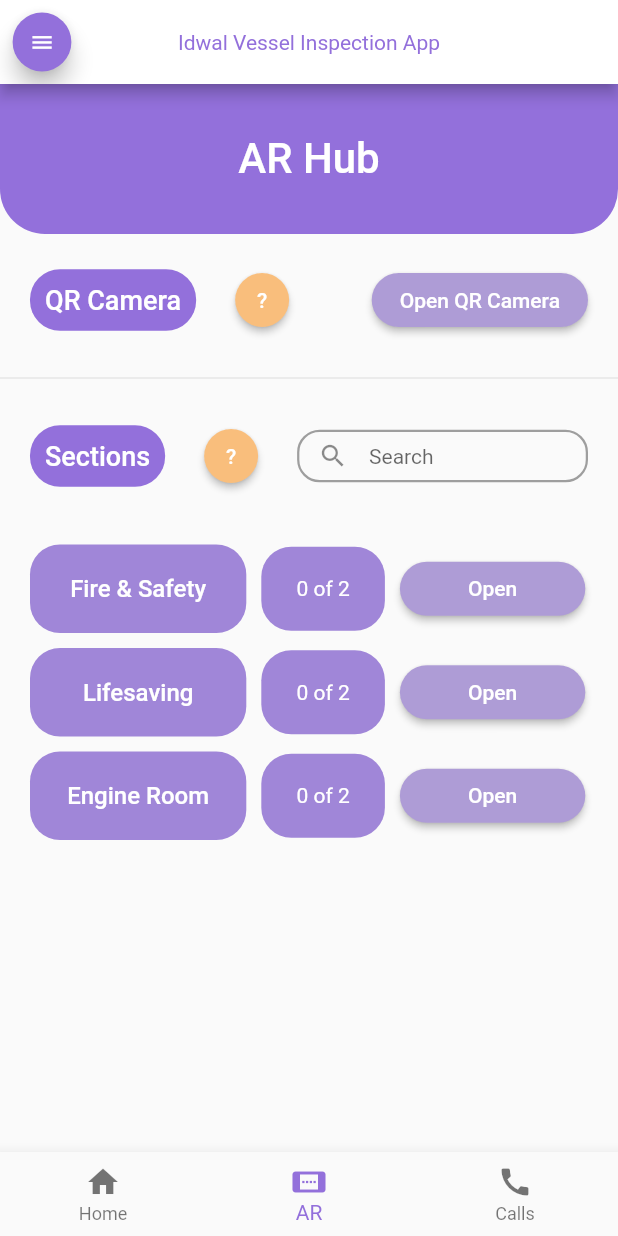
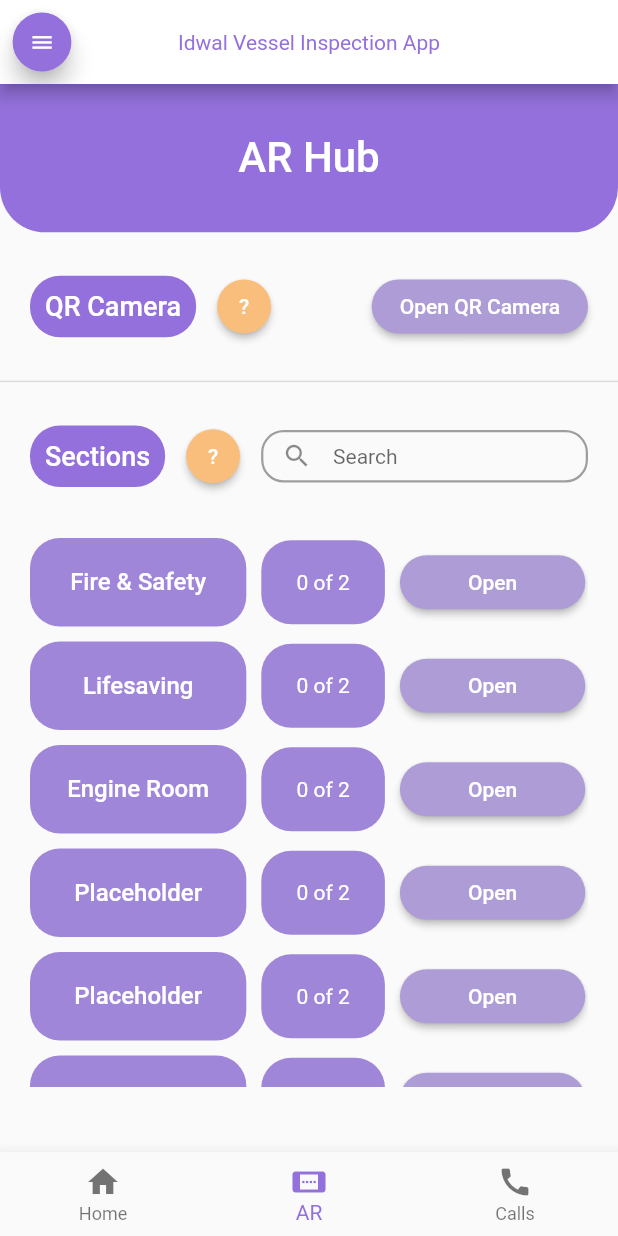
Before and after one commit to nathanbaitup/shipping-inspection-application, a Flutter app: the screen it shows after launch, item 2 of the bottom bar chosen, on a phone screen of 412 x 824 dp. Run offline on Flutter 3.47's test engine with Material 2 defaults, Android fonts, the phone set to English and light mode, and no system bars; our stand-ins replace camera, flutter_image_slideshow, percent_indicator, permission_handler, settings_ui; missing offline and left inert: agora_rtc_engine, arcore_flutter_plugin, perfect_volume_control, qr_code_scanner.

Commit message:
Made survey section box scrollable

```diff
--- a/lib/sectors/survey/survey_hub.dart
+++ b/lib/sectors/survey/survey_hub.dart
@@ -42,15 +42,17 @@
   @override
   Widget build(BuildContext context) {
     double screenWidth = MediaQuery.of(context).size.width;
+    double screenHeight = MediaQuery.of(context).size.height;
     return Scaffold(
       resizeToAvoidBottomInset : false,
       body: SingleChildScrollView(
+        physics: const NeverScrollableScrollPhysics(),
         child: SafeArea(
           child: Center(
             child: Column(
               children: <Widget>[
                 Container(
-                    height: 100,
+                    height: screenHeight * 0.12,
                     width: screenWidth,
                     padding: const EdgeInsets.all(0.0),
                     decoration: const BoxDecoration(
@@ -73,6 +75,7 @@
                 ),
 
                 Container(
+                  height: screenHeight * 0.12,
                   padding: const EdgeInsets.all(20.0),
                   child: Row(
                     children: [
@@ -92,10 +95,13 @@
                         ),
                       ),
 
-                      RawMaterialButton(
-                        fillColor: LightColors.sDarkYellow,
+                      TextButton(
+                        style: TextButton.styleFrom(
+                          primary: Colors.white,
+                          backgroundColor: LightColors.sDarkYellow,
                           elevation: 2,
                           shape: const CircleBorder(),
+                        ),
                         child: const Text(
                           "?",
                           style: TextStyle(
@@ -134,9 +140,13 @@
                   ),
                 ),
 
-                const Divider(),
+                const Divider(
+                  thickness: 1,
+                  height: 1,
+                ),
 
                 Container(
+                  height: screenHeight * 0.12,
                   padding: const EdgeInsets.all(20.0),
                   child: Row(
                     children: [
@@ -156,10 +166,13 @@
                         ),
                       ),
 
-                      RawMaterialButton(
-                        fillColor: LightColors.sDarkYellow,
+                      TextButton(
+                        style: TextButton.styleFrom(
+                          primary: Colors.white,
+                          backgroundColor: LightColors.sDarkYellow,
                           elevation: 2,
                           shape: const CircleBorder(),
+                        ),
                         child: const Text(
                           "?",
                           style: TextStyle(
@@ -201,11 +214,13 @@
                 ),
 
                 Container(
+                  height: screenHeight * 0.45,
                   padding: const EdgeInsets.only(
-                    top: 10,
                     left: 20,
                     right: 20,
                   ),
+                  child: SingleChildScrollView(
+                    scrollDirection: Axis.vertical,
                     child: Column(
                       children: const [
                         SurveySectionWidget(
@@ -217,7 +232,17 @@
                         SurveySectionWidget(
                             sectionName: "Engine Room",
                             sectionMethod: "engine"),
+                        SurveySectionWidget(
+                            sectionName: "Placeholder",
+                            sectionMethod: "engine"),
+                        SurveySectionWidget(
+                            sectionName: "Placeholder",
+                            sectionMethod: "engine"),
+                        SurveySectionWidget(
+                            sectionName: "Placeholder",
+                            sectionMethod: "engine"),
                       ],
+                    ),
                   ),
                 ),
               ],
```
Lines whose indentation alone changed are shown as unchanged.
